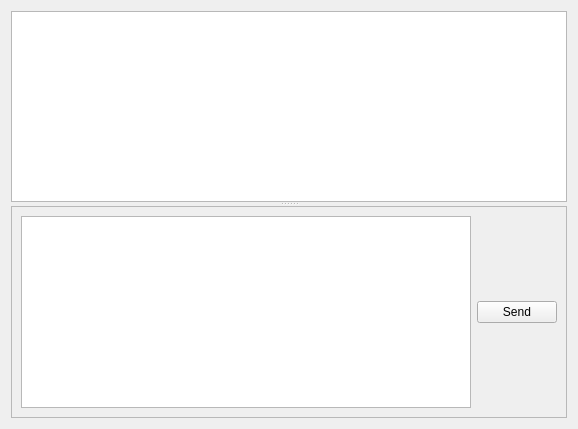
This is weboob/frontends/qhavesex/ui/contact_thread.ui in laurentb/weboob as Qt 5 draws it before an edit. The edited form follows.
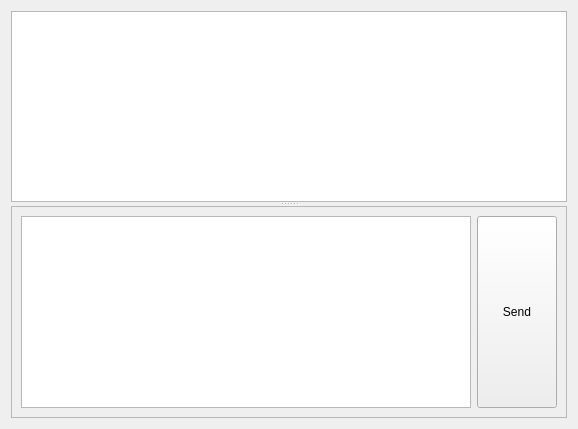
This is the edited form.

What changed in the file:
```diff
--- a/weboob/frontends/qhavesex/ui/contact_thread.ui
+++ b/weboob/frontends/qhavesex/ui/contact_thread.ui
@@ -68,6 +68,12 @@
        </item>
        <item>
         <widget class="QPushButton" name="sendButton">
+         <property name="sizePolicy">
+          <sizepolicy hsizetype="Minimum" vsizetype="Minimum">
+           <horstretch>0</horstretch>
+           <verstretch>0</verstretch>
+          </sizepolicy>
+         </property>
          <property name="text">
           <string>Send</string>
          </property>
```
